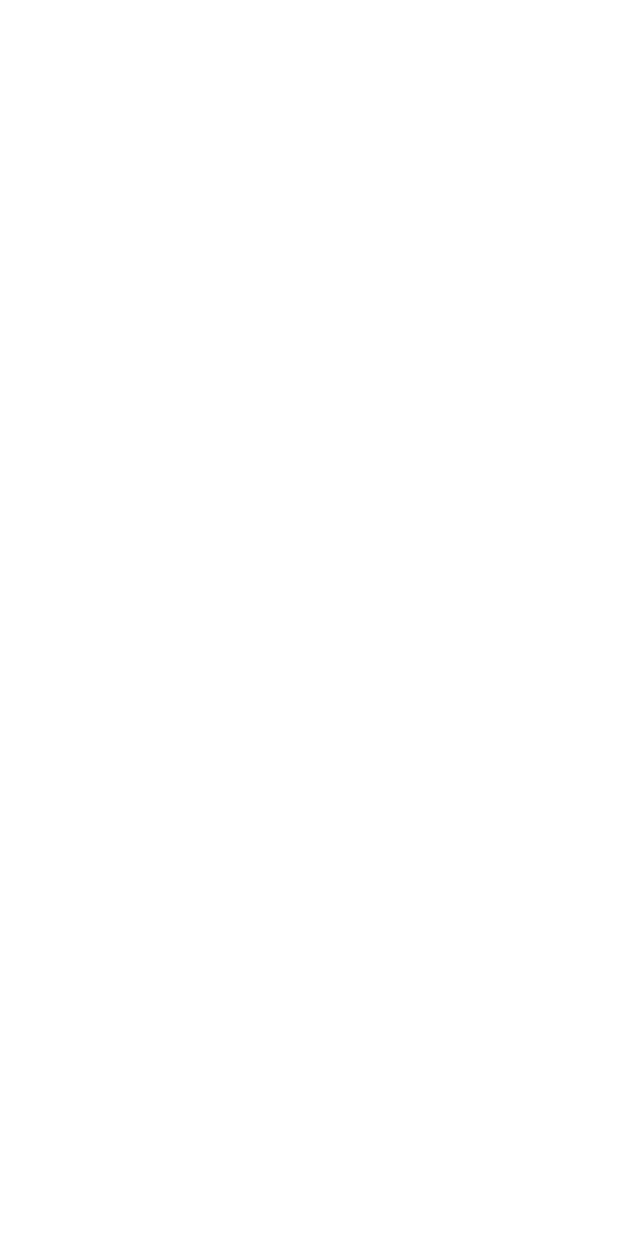
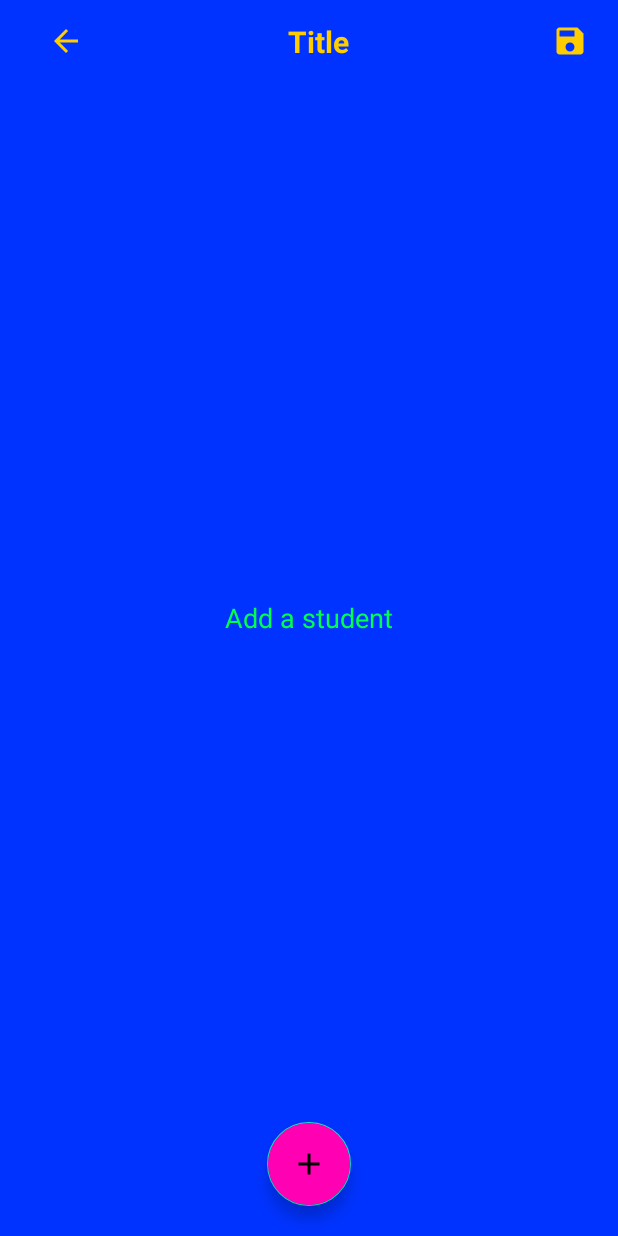
Before and after one commit to Zombie-Muse/Here, an Android app: the StudentActivity screen opened directly, with no data from a screen before it, on a phone screen of 412 x 824 dp. Before the commit the screen is empty. Run offline under Robolectric (Android 15) with nearby library versions, the phone set to English and light mode, and no system bars.

Commit message:
Added database stuff. Adding dialogs to views.

```diff
--- a/app/src/main/res/layout/activity_class.xml
+++ b/app/src/main/res/layout/activity_class.xml
@@ -32,7 +32,7 @@
         android:id="@+id/tv_add_class_text"
         android:layout_width="wrap_content"
         android:layout_height="wrap_content"
-        android:text="Add a class"
+        android:text="@string/instruction_class"
         android:textSize="18sp"
         android:textColor="@color/bright_yellow_green"
         android:layout_centerInParent="true"
--- a/app/src/main/res/layout/activity_student.xml
+++ b/app/src/main/res/layout/activity_student.xml
@@ -1,6 +1,43 @@
 <?xml version="1.0" encoding="utf-8"?>
-<androidx.constraintlayout.widget.ConstraintLayout
-    xmlns:android="http://schemas.android.com/apk/res/android" android:layout_width="match_parent"
-    android:layout_height="match_parent">
+<RelativeLayout xmlns:android="http://schemas.android.com/apk/res/android"
+    xmlns:app="http://schemas.android.com/apk/res-auto"
+    xmlns:tools="http://schemas.android.com/tools"
+    android:layout_width="match_parent"
+    android:layout_height="match_parent"
+    tools:context=".StudentActivity"
+    android:background="@color/blue">
 
-</androidx.constraintlayout.widget.ConstraintLayout>
+    <include
+        android:id="@+id/toolbar_student"
+        layout="@layout/toolbar" />
+
+    <com.google.android.material.floatingactionbutton.FloatingActionButton
+        android:id="@+id/btn_add_student"
+        android:layout_width="wrap_content"
+        android:layout_height="wrap_content"
+        android:layout_margin="20dp"
+        android:layout_alignParentBottom="true"
+        android:layout_centerHorizontal="true"
+        android:src="@drawable/ic_add"
+        android:backgroundTint="@color/magenta"/>
+
+    <androidx.recyclerview.widget.RecyclerView
+        android:id="@+id/rv_student_list"
+        android:layout_below="@+id/toolbar_student"
+        android:layout_width="match_parent"
+        android:layout_height="match_parent">
+
+    </androidx.recyclerview.widget.RecyclerView>
+
+    <TextView
+        android:id="@+id/tv_add_student_text"
+        android:layout_width="wrap_content"
+        android:layout_height="wrap_content"
+        android:text="@string/instruction_student"
+        android:textSize="18sp"
+        android:textColor="@color/bright_yellow_green"
+        android:layout_centerInParent="true"
+        android:visibility="visible"/>
+
+
+</RelativeLayout>
```
Also changed, not shown: app/src/main/java/com/zomb/here/ClassActivity.java (+45 -0 lines), app/src/main/java/com/zomb/here/DbHelper.java (added, +88 -0 lines), app/src/main/java/com/zomb/here/MyDialog.java (added, +160 -0 lines), app/src/main/res/layout/dialog.xml (added, +72 -0 lines), app/src/main/res/values/strings.xml (+10 -0 lines).
